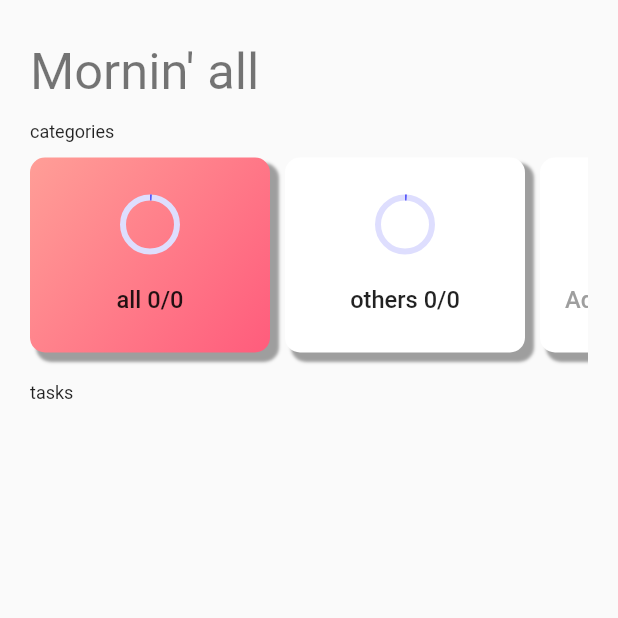
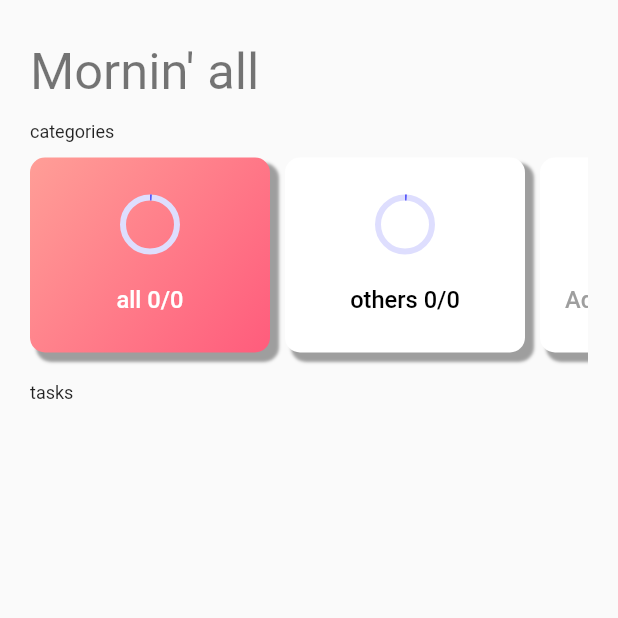
Before and after one commit to IamTossan/flutter-fancy-todo, a Flutter app: the screen it shows after launch, on a phone screen of 412 x 824 dp, the top half of it. Run offline on Flutter 3.47's test engine with Material 2 defaults, Android fonts, the phone set to English and light mode, and no system bars.

Commit message:
feat: improve data display

```diff
--- a/lib/components/CategoryList.dart
+++ b/lib/components/CategoryList.dart
@@ -72,7 +72,7 @@ class _CategoryListState extends State<CategoryList> {
                 ),
                 Text(
                   '$c ${widget.categories[c].where((t) => t.isDone == true).length}/${widget.categories[c].length}',
-                  style: textTheme.bodyText1,
+                  style: textTheme.bodyText1.apply(color: c == widget.selectedCategory ? Colors.white : Colors.black),
                   textScaleFactor: 1.5,
                 ),
                 SizedBox(height: 4.0),
--- a/lib/models/TaskCatalog.dart
+++ b/lib/models/TaskCatalog.dart
@@ -19,14 +19,23 @@ class TaskCatalog {
       return MapEntry('all', reducedValue);
     });
 
+    Map<String, List<Task>> midPart = new Map.from(_tasks)..removeWhere((key, value) => key == 'others');
+
     return {
       'all': allCat.value,
-      ..._tasks,
+      ...midPart,
+      'others': _tasks['others'],
     };
   }
 
   List<Task> get currentTasks {
-    return tasks[selectedCategory];
+    List<Task> currentTasks = tasks[selectedCategory];
+    List<Task> ongoingTasks = currentTasks.where((e) => e.isDone == false).toList();
+    List<Task> finishedTasks = currentTasks.where((e) => e.isDone == true).toList();
+
+    ongoingTasks.sort((a, b) => b.updatedAt.compareTo(a.updatedAt));
+    finishedTasks.sort((a, b) => b.updatedAt.compareTo(a.updatedAt));
+    return [...ongoingTasks, ...finishedTasks];
   }
 
   void updateSelectedCategory(newCategory) {
```
Also changed, not shown: lib/components/TaskList.dart (+22 -2 lines).
